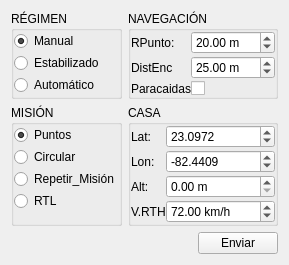
Qt form Principal/Widgets/widget_mandos.ui (AlbertoFeito/EstacionTerrena) before a commit.
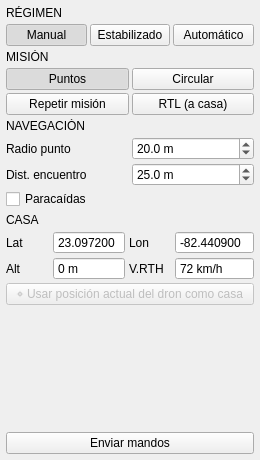
The same form after that commit.

Commit message: La telemetría ya no se atasca al mandar, un solo panel de vuelo y Mandos nuevo

Diff of the .ui file:
```diff
--- a/Principal/Widgets/widget_mandos.ui
+++ b/Principal/Widgets/widget_mandos.ui
@@ -6,187 +6,385 @@
    <rect>
     <x>0</x>
     <y>0</y>
-    <width>259</width>
-    <height>262</height>
+    <width>260</width>
+    <height>460</height>
    </rect>
   </property>
   <property name="windowTitle">
    <string>Form</string>
   </property>
-  <layout class="QGridLayout" name="gridLayout">
-   <item row="0" column="0">
-    <widget class="QGroupBox" name="groupBox">
-     <property name="title">
+  <layout class="QVBoxLayout" name="lPrincipal">
+   <property name="spacing">
+    <number>4</number>
+   </property>
+   <property name="leftMargin">
+    <number>6</number>
+   </property>
+   <property name="topMargin">
+    <number>6</number>
+   </property>
+   <property name="rightMargin">
+    <number>6</number>
+   </property>
+   <property name="bottomMargin">
+    <number>6</number>
+   </property>
+   <item>
+    <widget class="QLabel" name="lTituloRegimen">
+     <property name="text">
       <string>RÉGIMEN</string>
      </property>
-     <layout class="QFormLayout" name="formLayout_3">
-      <property name="horizontalSpacing">
-       <number>0</number>
-      </property>
-      <property name="verticalSpacing">
-       <number>2</number>
-      </property>
-      <property name="leftMargin">
-       <number>0</number>
-      </property>
-      <property name="topMargin">
-       <number>0</number>
-      </property>
-      <property name="rightMargin">
-       <number>0</number>
-      </property>
-      <property name="bottomMargin">
-       <number>0</number>
-      </property>
-      <item row="0" column="0">
-       <widget class="QRadioButton" name="rB_M">
+     <property name="rol" stdset="0">
+      <string>seccion</string>
+     </property>
+    </widget>
+   </item>
+   <item>
+    <layout class="QHBoxLayout" name="lRegimen">
+     <property name="spacing">
+      <number>3</number>
+     </property>
+     <item>
+      <widget class="QPushButton" name="rB_M">
         <property name="text">
          <string>Manual</string>
         </property>
+       <property name="checkable">
+        <bool>true</bool>
+       </property>
         <property name="checked">
          <bool>true</bool>
         </property>
-       </widget>
-      </item>
-      <item row="1" column="0">
-       <widget class="QRadioButton" name="rB_SA">
+       <property name="rol" stdset="0">
+        <string>manual</string>
+       </property>
+       <attribute name="buttonGroup">
+        <string notr="true">grupoRegimen</string>
+       </attribute>
+      </widget>
+     </item>
+     <item>
+      <widget class="QPushButton" name="rB_SA">
         <property name="text">
          <string>Estabilizado</string>
         </property>
-       </widget>
-      </item>
-      <item row="2" column="0">
-       <widget class="QRadioButton" name="rB_A">
+       <property name="checkable">
+        <bool>true</bool>
+       </property>
+       <property name="rol" stdset="0">
+        <string>estabilizado</string>
+       </property>
+       <attribute name="buttonGroup">
+        <string notr="true">grupoRegimen</string>
+       </attribute>
+      </widget>
+     </item>
+     <item>
+      <widget class="QPushButton" name="rB_A">
         <property name="text">
          <string>Automático</string>
         </property>
+       <property name="checkable">
+        <bool>true</bool>
+       </property>
+       <property name="rol" stdset="0">
+        <string>automatico</string>
+       </property>
+       <attribute name="buttonGroup">
+        <string notr="true">grupoRegimen</string>
+       </attribute>
        </widget>
       </item>
      </layout>
+   </item>
+   <item>
+    <widget class="QLabel" name="lTituloMision">
+     <property name="text">
+      <string>MISIÓN</string>
+     </property>
+     <property name="rol" stdset="0">
+      <string>seccion</string>
+     </property>
+    </widget>
+   </item>
+   <item>
+    <layout class="QGridLayout" name="lMision">
+     <property name="spacing">
+      <number>3</number>
+     </property>
+     <item row="0" column="0">
+      <widget class="QPushButton" name="rB_Defoult">
+       <property name="text">
+        <string>Puntos</string>
+       </property>
+       <property name="toolTip">
+        <string>Recorre la ruta una vez</string>
+       </property>
+       <property name="checkable">
+        <bool>true</bool>
+       </property>
+       <property name="checked">
+        <bool>true</bool>
+       </property>
+       <property name="rol" stdset="0">
+        <string>mision</string>
+       </property>
+       <attribute name="buttonGroup">
+        <string notr="true">grupoMision</string>
+       </attribute>
+      </widget>
+     </item>
+     <item row="0" column="1">
+      <widget class="QPushButton" name="rB_Circular">
+       <property name="text">
+        <string>Circular</string>
+       </property>
+       <property name="toolTip">
+        <string>Da vueltas sobre el punto al que iba</string>
+       </property>
+       <property name="checkable">
+        <bool>true</bool>
+       </property>
+       <property name="rol" stdset="0">
+        <string>mision</string>
+       </property>
+       <attribute name="buttonGroup">
+        <string notr="true">grupoMision</string>
+       </attribute>
+      </widget>
+     </item>
+     <item row="1" column="0">
+      <widget class="QPushButton" name="rB_Repetir_Mision">
+       <property name="text">
+        <string>Repetir misión</string>
+       </property>
+       <property name="toolTip">
+        <string>Recorre la ruta una y otra vez</string>
+       </property>
+       <property name="checkable">
+        <bool>true</bool>
+       </property>
+       <property name="rol" stdset="0">
+        <string>mision</string>
+       </property>
+       <attribute name="buttonGroup">
+        <string notr="true">grupoMision</string>
+       </attribute>
+      </widget>
+     </item>
+     <item row="1" column="1">
+      <widget class="QPushButton" name="rB_RTL">
+       <property name="text">
+        <string>RTL (a casa)</string>
+       </property>
+       <property name="toolTip">
+        <string>Vuelve a casa a V.RTH y da vueltas sobre ella</string>
+       </property>
+       <property name="checkable">
+        <bool>true</bool>
+       </property>
+       <property name="rol" stdset="0">
+        <string>mision</string>
+       </property>
+       <attribute name="buttonGroup">
+        <string notr="true">grupoMision</string>
+       </attribute>
+      </widget>
+     </item>
+    </layout>
+   </item>
+   <item>
+    <widget class="QLabel" name="lTituloNavegacion">
+     <property name="text">
+      <string>NAVEGACIÓN</string>
+     </property>
+     <property name="rol" stdset="0">
+      <string>seccion</string>
+     </property>
+    </widget>
+   </item>
+   <item>
+    <layout class="QGridLayout" name="lNavegacion">
+     <property name="horizontalSpacing">
+      <number>4</number>
+     </property>
+     <property name="verticalSpacing">
+      <number>3</number>
+     </property>
+     <item row="0" column="0">
+      <widget class="QLabel" name="label_14">
+       <property name="text">
+        <string>Radio punto</string>
+       </property>
+       <property name="toolTip">
+        <string>Radio en el que el dron da un punto por cumplido (metros Mercator)</string>
+       </property>
+      </widget>
+     </item>
+     <item row="0" column="1">
+      <widget class="QDoubleSpinBox" name="dsB_Radio_Acercamiento">
+       <property name="suffix">
+        <string> m</string>
+       </property>
+       <property name="decimals">
+        <number>1</number>
+       </property>
+       <property name="maximum">
+        <double>1000.000000000000000</double>
+       </property>
+       <property name="value">
+        <double>20.000000000000000</double>
+       </property>
+      </widget>
+     </item>
+     <item row="1" column="0">
+      <widget class="QLabel" name="label_15">
+       <property name="text">
+        <string>Dist. encuentro</string>
+       </property>
+      </widget>
+     </item>
+     <item row="1" column="1">
+      <widget class="QDoubleSpinBox" name="dsB_Distancia_Encuentro">
+       <property name="suffix">
+        <string> m</string>
+       </property>
+       <property name="decimals">
+        <number>1</number>
+       </property>
+       <property name="maximum">
+        <double>5000.000000000000000</double>
+       </property>
+       <property name="value">
+        <double>25.000000000000000</double>
+       </property>
     </widget>
    </item>
    <item row="2" column="0" colspan="2">
-    <layout class="QHBoxLayout" name="horizontalLayout">
-     <item>
-      <spacer name="horizontalSpacer">
-       <property name="orientation">
-        <enum>Qt::Horizontal</enum>
-       </property>
-       <property name="sizeHint" stdset="0">
-        <size>
-         <width>40</width>
-         <height>20</height>
-        </size>
-       </property>
-      </spacer>
-     </item>
-     <item>
-      <widget class="QPushButton" name="pB_Enviar">
+      <widget class="QCheckBox" name="chB_Paracaidas">
        <property name="text">
-        <string>Enviar</string>
+        <string>Paracaídas</string>
+       </property>
+       <property name="toolTip">
+        <string>Abre el paracaídas al enviar los mandos</string>
        </property>
       </widget>
      </item>
     </layout>
    </item>
-   <item row="1" column="1">
-    <widget class="QGroupBox" name="gB_Home">
-     <property name="title">
+   <item>
+    <widget class="QLabel" name="lTituloCasa">
+     <property name="text">
       <string>CASA</string>
      </property>
-     <layout class="QFormLayout" name="formLayout">
+     <property name="rol" stdset="0">
+      <string>seccion</string>
+     </property>
+    </widget>
+   </item>
+   <item>
+    <layout class="QGridLayout" name="lCasa">
       <property name="horizontalSpacing">
-       <number>0</number>
+      <number>4</number>
       </property>
       <property name="verticalSpacing">
-       <number>2</number>
-      </property>
-      <property name="leftMargin">
-       <number>0</number>
-      </property>
-      <property name="topMargin">
-       <number>0</number>
-      </property>
-      <property name="rightMargin">
-       <number>0</number>
-      </property>
-      <property name="bottomMargin">
-       <number>0</number>
+      <number>3</number>
       </property>
       <item row="0" column="0">
        <widget class="QLabel" name="label_17">
         <property name="text">
-         <string>Lat:</string>
+        <string>Lat</string>
         </property>
        </widget>
       </item>
       <item row="0" column="1">
        <widget class="QDoubleSpinBox" name="dsB_Home1">
+       <property name="buttonSymbols">
+        <enum>QAbstractSpinBox::NoButtons</enum>
+       </property>
         <property name="decimals">
-         <number>4</number>
+        <number>6</number>
+       </property>
+       <property name="minimum">
+        <double>-90.000000000000000</double>
+       </property>
+       <property name="maximum">
+        <double>90.000000000000000</double>
         </property>
         <property name="value">
          <double>23.097200000000001</double>
         </property>
        </widget>
       </item>
-      <item row="1" column="0">
+     <item row="0" column="2">
        <widget class="QLabel" name="label_18">
         <property name="text">
-         <string>Lon:</string>
+        <string>Lon</string>
         </property>
        </widget>
       </item>
-      <item row="1" column="1">
+     <item row="0" column="3">
        <widget class="QDoubleSpinBox" name="dsB_Home2">
+       <property name="buttonSymbols">
+        <enum>QAbstractSpinBox::NoButtons</enum>
+       </property>
         <property name="decimals">
-         <number>4</number>
+        <number>6</number>
         </property>
         <property name="minimum">
-         <double>-100.000000000000000</double>
+        <double>-180.000000000000000</double>
         </property>
         <property name="maximum">
-         <double>-60.000000000000000</double>
+        <double>180.000000000000000</double>
         </property>
         <property name="value">
          <double>-82.440899999999999</double>
         </property>
        </widget>
       </item>
-      <item row="2" column="0">
+     <item row="1" column="0">
        <widget class="QLabel" name="label_19">
         <property name="text">
-         <string>Alt:</string>
+        <string>Alt</string>
         </property>
        </widget>
       </item>
-      <item row="2" column="1">
+     <item row="1" column="1">
        <widget class="QDoubleSpinBox" name="dsB_Home3">
+       <property name="buttonSymbols">
+        <enum>QAbstractSpinBox::NoButtons</enum>
+       </property>
         <property name="suffix">
          <string> m</string>
         </property>
         <property name="decimals">
-         <number>2</number>
+        <number>0</number>
         </property>
         <property name="maximum">
          <double>10000.000000000000000</double>
         </property>
        </widget>
       </item>
-      <item row="3" column="0">
+     <item row="1" column="2">
        <widget class="QLabel" name="label_16">
         <property name="text">
          <string>V.RTH</string>
         </property>
-       </widget>
-      </item>
-      <item row="3" column="1">
+       <property name="toolTip">
+        <string>Velocidad de regreso a casa</string>
+       </property>
+      </widget>
+     </item>
+     <item row="1" column="3">
        <widget class="QDoubleSpinBox" name="dsB_Velocidad_RTH">
+       <property name="buttonSymbols">
+        <enum>QAbstractSpinBox::NoButtons</enum>
+       </property>
         <property name="suffix">
          <string> km/h</string>
         </property>
         <property name="decimals">
-         <number>2</number>
+        <number>0</number>
         </property>
         <property name="maximum">
          <double>300.000000000000000</double>
@@ -196,152 +394,42 @@
         </property>
        </widget>
       </item>
-     </layout>
-    </widget>
-   </item>
-   <item row="1" column="0">
-    <widget class="QGroupBox" name="groupBox_2">
-     <property name="title">
-      <string>MISIÓN</string>
-     </property>
-     <layout class="QFormLayout" name="formLayout_4">
-      <property name="horizontalSpacing">
-       <number>0</number>
-      </property>
-      <property name="verticalSpacing">
-       <number>2</number>
-      </property>
-      <property name="leftMargin">
-       <number>0</number>
-      </property>
-      <property name="topMargin">
-       <number>0</number>
-      </property>
-      <property name="rightMargin">
-       <number>0</number>
-      </property>
-      <property name="bottomMargin">
-       <number>0</number>
-      </property>
-      <item row="0" column="0">
-       <widget class="QRadioButton" name="rB_Defoult">
+     <item row="2" column="0" colspan="4">
+      <widget class="QPushButton" name="pB_CasaDron">
         <property name="text">
-         <string>Puntos</string>
-        </property>
-        <property name="checked">
-         <bool>true</bool>
-        </property>
-       </widget>
-      </item>
-      <item row="1" column="0">
-       <widget class="QRadioButton" name="rB_Circular">
-        <property name="text">
-         <string>Circular</string>
+        <string>⌖ Usar posición actual del dron como casa</string>
+       </property>
+       <property name="enabled">
+        <bool>false</bool>
+       </property>
+       <property name="toolTip">
+        <string>Pone en Lat y Lon la última posición recibida del dron (se manda con Enviar)</string>
         </property>
        </widget>
       </item>
-      <item row="2" column="0">
-       <widget class="QRadioButton" name="rB_Repetir_Mision">
-        <property name="text">
-         <string>Repetir_Misión</string>
-        </property>
-       </widget>
-      </item>
-      <item row="3" column="0">
-       <widget class="QRadioButton" name="rB_RTL">
-        <property name="text">
-         <string>RTL</string>
-        </property>
-       </widget>
-      </item>
-     </layout>
-    </widget>
+    </layout>
    </item>
-   <item row="0" column="1">
-    <widget class="QGroupBox" name="groupBox_3">
-     <property name="title">
-      <string>NAVEGACIÓN</string>
+   <item>
+    <spacer name="espacio">
+     <property name="orientation">
+      <enum>Qt::Vertical</enum>
      </property>
-     <layout class="QFormLayout" name="formLayout_2">
-      <property name="horizontalSpacing">
-       <number>0</number>
-      </property>
-      <property name="verticalSpacing">
-       <number>2</number>
-      </property>
-      <property name="leftMargin">
-       <number>0</number>
-      </property>
-      <property name="topMargin">
-       <number>0</number>
-      </property>
-      <property name="rightMargin">
-       <number>0</number>
-      </property>
-      <property name="bottomMargin">
-       <number>0</number>
-      </property>
-      <item row="0" column="0">
-       <widget class="QLabel" name="label_14">
-        <property name="text">
-         <string>RPunto:</string>
-        </property>
-       </widget>
-      </item>
-      <item row="0" column="1">
-       <widget class="QDoubleSpinBox" name="dsB_Radio_Acercamiento">
-        <property name="suffix">
-         <string> m</string>
-        </property>
-        <property name="decimals">
-         <number>2</number>
-        </property>
-        <property name="maximum">
-         <double>1000.000000000000000</double>
-        </property>
-        <property name="value">
-         <double>20.000000000000000</double>
-        </property>
-       </widget>
-      </item>
-      <item row="1" column="0">
-       <widget class="QLabel" name="label_15">
+     <property name="sizeHint" stdset="0">
+      <size>
+       <width>20</width>
+       <height>4</height>
+      </size>
+     </property>
+    </spacer>
+   </item>
+   <item>
+    <widget class="QPushButton" name="pB_Enviar">
         <property name="text">
-         <string>DistEnc</string>
-        </property>
-       </widget>
-      </item>
-      <item row="1" column="1">
-       <widget class="QDoubleSpinBox" name="dsB_Distancia_Encuentro">
-        <property name="suffix">
-         <string> m</string>
-        </property>
-        <property name="decimals">
-         <number>2</number>
-        </property>
-        <property name="maximum">
-         <double>5000.000000000000000</double>
-        </property>
-        <property name="value">
-         <double>25.000000000000000</double>
-        </property>
-       </widget>
-      </item>
-      <item row="2" column="1">
-       <widget class="QCheckBox" name="chB_Paracaidas">
-        <property name="text">
-         <string/>
-        </property>
-       </widget>
-      </item>
-      <item row="2" column="0">
-       <widget class="QLabel" name="label">
-        <property name="text">
-         <string>Paracaidas</string>
-        </property>
-       </widget>
-      </item>
-     </layout>
+      <string>Enviar mandos</string>
+     </property>
+     <property name="toolTip">
+      <string>Manda al dron el régimen, la misión, la navegación y la casa de esta pestaña</string>
+     </property>
     </widget>
    </item>
   </layout>
```
Left out of the diff: 6 changed lines with no effect on the pictures. Lines whose indentation alone changed are shown as unchanged. The commit also changes 17 other files.
